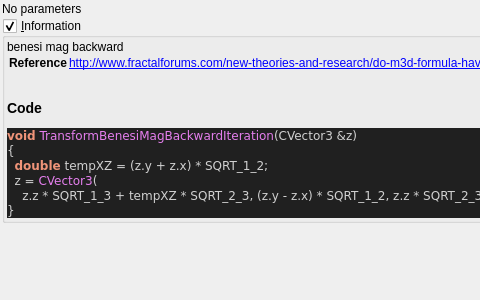
Old version of the form mandelbulber2/qt_data/fractal_transf_benesi_mag_backward.ui in the repository buddhi1980/mandelbulber2; both pictures show x 0 to 480 and y 0 to 300 of the 916 by 300 pixel window.
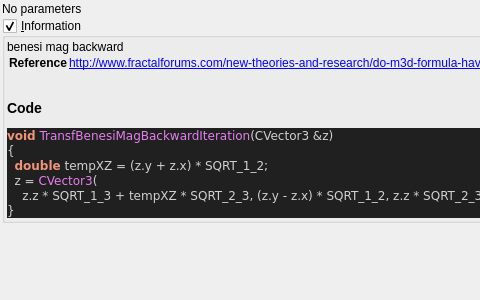
New version of the form. Custom widgets are drawn as their Qt base class.

```diff
--- a/mandelbulber2/qt_data/fractal_transf_benesi_mag_backward.ui
+++ b/mandelbulber2/qt_data/fractal_transf_benesi_mag_backward.ui
@@ -75,7 +75,7 @@
 &lt;/table&gt;
 &lt;h3&gt;Code&lt;/h3&gt;
 &lt;body style=&quot;background-color:#202020&quot;&gt;
-&lt;pre style=&quot;color:#d0d0d0; background-color:#202020;  font-family:'Courier New',monospace;&quot;&gt;&lt;span style=&quot;color:#f09479; font-weight:bold&quot;&gt;void&lt;/span&gt; &lt;span style=&quot;color:#e47eed&quot;&gt;TransformBenesiMagBackwardIteration&lt;/span&gt;&lt;span style=&quot;color:#d0d0d0&quot;&gt;(&lt;/span&gt;CVector3 &lt;span style=&quot;color:#d0d0d0&quot;&gt;&amp;amp;&lt;/span&gt;z&lt;span style=&quot;color:#d0d0d0&quot;&gt;)&lt;/span&gt;
+&lt;pre style=&quot;color:#d0d0d0; background-color:#202020;  font-family:'Courier New',monospace;&quot;&gt;&lt;span style=&quot;color:#f09479; font-weight:bold&quot;&gt;void&lt;/span&gt; &lt;span style=&quot;color:#e47eed&quot;&gt;TransfBenesiMagBackwardIteration&lt;/span&gt;&lt;span style=&quot;color:#d0d0d0&quot;&gt;(&lt;/span&gt;CVector3 &lt;span style=&quot;color:#d0d0d0&quot;&gt;&amp;amp;&lt;/span&gt;z&lt;span style=&quot;color:#d0d0d0&quot;&gt;)&lt;/span&gt;
 &lt;span style=&quot;color:#d0d0d0&quot;&gt;{&lt;/span&gt;
   &lt;span style=&quot;color:#f09479; font-weight:bold&quot;&gt;double&lt;/span&gt; tempXZ &lt;span style=&quot;color:#d0d0d0&quot;&gt;= (&lt;/span&gt;z&lt;span style=&quot;color:#d0d0d0&quot;&gt;.&lt;/span&gt;y &lt;span style=&quot;color:#d0d0d0&quot;&gt;+&lt;/span&gt; z&lt;span style=&quot;color:#d0d0d0&quot;&gt;.&lt;/span&gt;x&lt;span style=&quot;color:#d0d0d0&quot;&gt;) *&lt;/span&gt; SQRT_1_2&lt;span style=&quot;color:#d0d0d0&quot;&gt;;&lt;/span&gt;
   z &lt;span style=&quot;color:#d0d0d0&quot;&gt;=&lt;/span&gt; &lt;span style=&quot;color:#e47eed&quot;&gt;CVector3&lt;/span&gt;&lt;span style=&quot;color:#d0d0d0&quot;&gt;(&lt;/span&gt;
```
